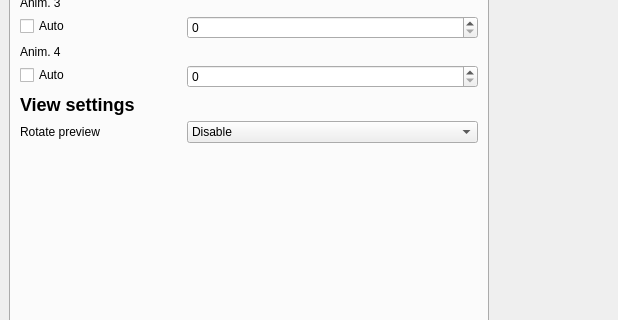
Before: the Qt Designer form mibandpreview_qt/qt/app.ui in melianmiko/mibandpreview, drawn with Qt 5; both pictures show x 0 to 618 and y 241 to 561 of the 800 by 700 pixel window.
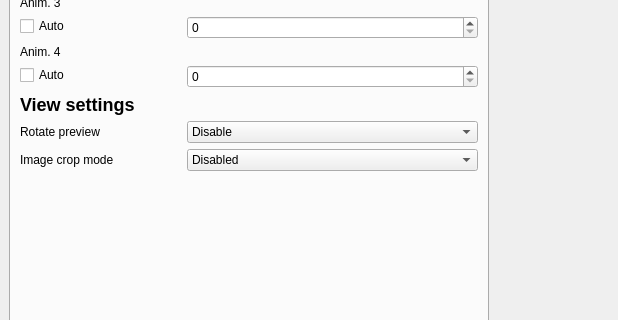
After: the same form once the commit is applied. The open tabs and pages were chosen to show the change.

Commit message: Added crop mode selection (#6)

The edit to the form file:
```diff
--- a/mibandpreview_qt/qt/app.ui
+++ b/mibandpreview_qt/qt/app.ui
@@ -760,7 +760,9 @@
          <attribute name="title">
           <string>View</string>
          </attribute>
-         <layout class="QFormLayout" name="formLayout_5">
+         <layout class="QVBoxLayout" name="verticalLayout">
+          <item>
+           <layout class="QFormLayout" name="formLayout_4">
           <item row="0" column="0">
            <widget class="QLabel" name="label_5">
             <property name="text">
@@ -893,6 +895,34 @@
            </widget>
           </item>
           <item row="13" column="0">
+             <widget class="QLabel" name="maskTypeLabel">
+              <property name="text">
+               <string>Image crop mode</string>
+              </property>
+             </widget>
+            </item>
+            <item row="13" column="1">
+             <widget class="QComboBox" name="view_mask_type">
+              <item>
+               <property name="text">
+                <string>Disabled</string>
+               </property>
+              </item>
+              <item>
+               <property name="text">
+                <string>Perfect</string>
+               </property>
+              </item>
+              <item>
+               <property name="text">
+                <string>Simplified</string>
+               </property>
+              </item>
+             </widget>
+            </item>
+           </layout>
+          </item>
+          <item>
            <spacer name="verticalSpacer_2">
             <property name="orientation">
              <enum>Qt::Vertical</enum>
@@ -900,7 +930,7 @@
             <property name="sizeHint" stdset="0">
              <size>
               <width>20</width>
-              <height>40</height>
+              <height>150</height>
              </size>
             </property>
            </spacer>
```
Left out of the diff: 24 changed lines with no effect on the pictures. Lines whose indentation alone changed are shown as unchanged. The commit also changes 6 other files.
